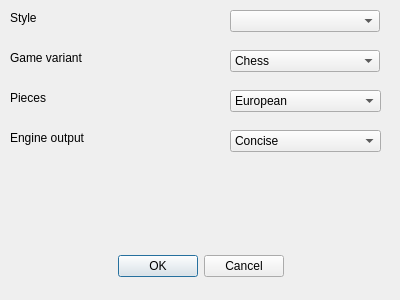
fire-lizard/QBoard, file settingsdialog.ui: the form before one commit.
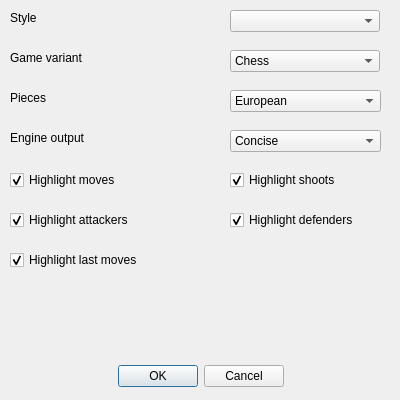
The form after the commit.

```diff
--- a/settingsdialog.ui
+++ b/settingsdialog.ui
@@ -7,7 +7,7 @@
     <x>0</x>
     <y>0</y>
     <width>400</width>
-    <height>300</height>
+    <height>400</height>
    </rect>
   </property>
   <property name="windowTitle">
@@ -17,7 +17,7 @@
    <property name="geometry">
     <rect>
      <x>30</x>
-     <y>250</y>
+     <y>360</y>
      <width>341</width>
      <height>32</height>
     </rect>
@@ -244,6 +244,86 @@
     <string>Engine output</string>
    </property>
   </widget>
+  <widget class="QCheckBox" name="highlightMovesCheckBox">
+   <property name="geometry">
+    <rect>
+     <x>10</x>
+     <y>170</y>
+     <width>151</width>
+     <height>20</height>
+    </rect>
+   </property>
+   <property name="text">
+    <string>Highlight moves</string>
+   </property>
+   <property name="checked">
+    <bool>true</bool>
+   </property>
+  </widget>
+  <widget class="QCheckBox" name="highlightShootsCheckBox">
+   <property name="geometry">
+    <rect>
+     <x>230</x>
+     <y>170</y>
+     <width>151</width>
+     <height>20</height>
+    </rect>
+   </property>
+   <property name="text">
+    <string>Highlight shoots</string>
+   </property>
+   <property name="checked">
+    <bool>true</bool>
+   </property>
+  </widget>
+  <widget class="QCheckBox" name="highlightAttackersCheckBox">
+   <property name="geometry">
+    <rect>
+     <x>10</x>
+     <y>210</y>
+     <width>151</width>
+     <height>20</height>
+    </rect>
+   </property>
+   <property name="text">
+    <string>Highlight attackers</string>
+   </property>
+   <property name="checked">
+    <bool>true</bool>
+   </property>
+  </widget>
+  <widget class="QCheckBox" name="highlightDefendersCheckBox">
+   <property name="geometry">
+    <rect>
+     <x>230</x>
+     <y>210</y>
+     <width>151</width>
+     <height>20</height>
+    </rect>
+   </property>
+   <property name="text">
+    <string>Highlight defenders</string>
+   </property>
+   <property name="checked">
+    <bool>true</bool>
+   </property>
+  </widget>
+  <widget class="QCheckBox" name="highlightLastMovesCheckBox">
+   <property name="geometry">
+    <rect>
+     <x>10</x>
+     <y>250</y>
+     <width>151</width>
+     <height>20</height>
+    </rect>
+   </property>
+   <property name="text">
+    <string>Highlight last moves</string>
+   </property>
+   <property name="checked">
+    <bool>true</bool>
+   </property>
+  </widget>
  </widget>
  <resources/>
  <connections>
```
